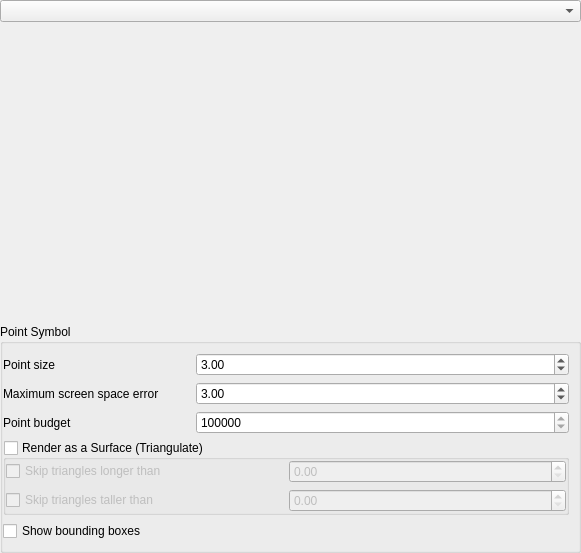
qgis/QGIS, file src/ui/3d/qgspointcloud3dsymbolwidget.ui: the form before one commit.
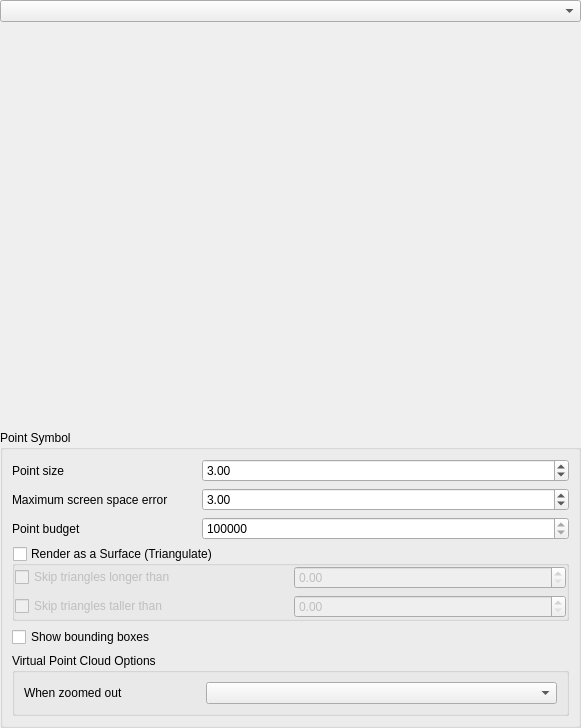
The form after the commit. The open tabs and pages were chosen to show the change. Custom widgets are drawn as their Qt base class.

Commit message: Add VPC zoom out behavior for 3D rendering

Diff of the .ui file:
```diff
--- a/src/ui/3d/qgspointcloud3dsymbolwidget.ui
+++ b/src/ui/3d/qgspointcloud3dsymbolwidget.ui
@@ -7,7 +7,7 @@
     <x>0</x>
     <y>0</y>
     <width>581</width>
-    <height>553</height>
+    <height>728</height>
    </rect>
   </property>
   <layout class="QGridLayout" name="gridLayout">
@@ -34,14 +34,8 @@
      <property name="checkable">
       <bool>false</bool>
      </property>
-     <layout class="QGridLayout" name="gridLayout_5" columnstretch="1,0">
-      <property name="leftMargin">
-       <number>0</number>
-      </property>
-      <property name="rightMargin">
-       <number>3</number>
-      </property>
-      <item row="1" column="0">
+     <layout class="QVBoxLayout" name="verticalLayout_2">
+      <item>
        <layout class="QGridLayout" name="gridLayout_7">
         <item row="0" column="0">
          <widget class="QLabel" name="labelPointSize">
@@ -120,14 +114,7 @@
         </item>
        </layout>
       </item>
-      <item row="4" column="0" colspan="2">
-       <widget class="QCheckBox" name="mShowBoundingBoxesCheckBox">
-        <property name="text">
-         <string>Show bounding boxes</string>
-        </property>
-       </widget>
-      </item>
-      <item row="2" column="0">
+      <item>
        <widget class="QgsCollapsibleGroupBox" name="mTriangulateGroupBox">
         <property name="title">
          <string>Render as a Surface (Triangulate)</string>
@@ -188,6 +175,38 @@
         </layout>
        </widget>
       </item>
+      <item>
+       <widget class="QCheckBox" name="mShowBoundingBoxesCheckBox">
+        <property name="text">
+         <string>Show bounding boxes</string>
+        </property>
+       </widget>
+      </item>
+      <item>
+       <widget class="QgsCollapsibleGroupBox" name="mVpcGroupBox">
+        <property name="title">
+         <string>Virtual Point Cloud Options</string>
+        </property>
+        <property name="checkable">
+         <bool>false</bool>
+        </property>
+        <property name="checked">
+         <bool>false</bool>
+        </property>
+        <layout class="QGridLayout" name="gridLayout_5">
+         <item row="0" column="1" colspan="2">
+          <widget class="QComboBox" name="mZoomOutOptions"/>
+         </item>
+         <item row="0" column="0">
+          <widget class="QLabel" name="label_4">
+           <property name="text">
+            <string>When zoomed out</string>
+           </property>
+          </widget>
+         </item>
+        </layout>
+       </widget>
+      </item>
      </layout>
     </widget>
    </item>
```
Left out of the diff: 2 changed lines with no effect on the pictures. The commit also changes 10 other files.
